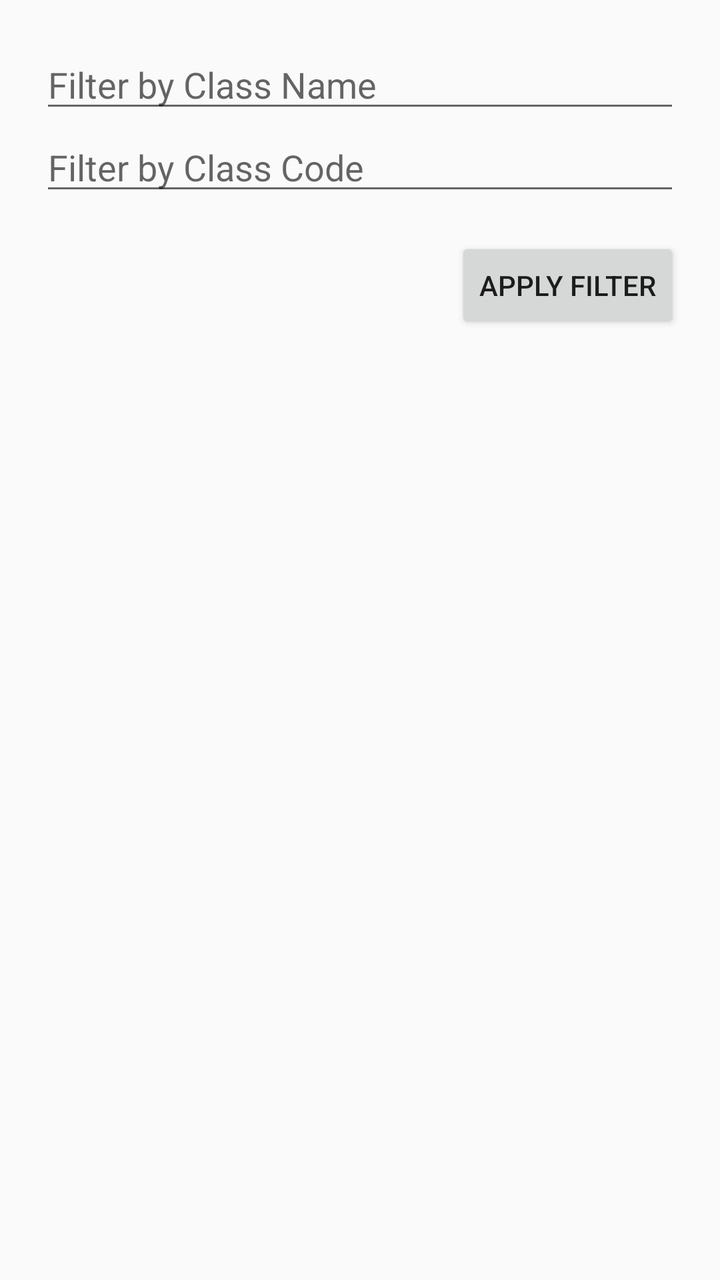
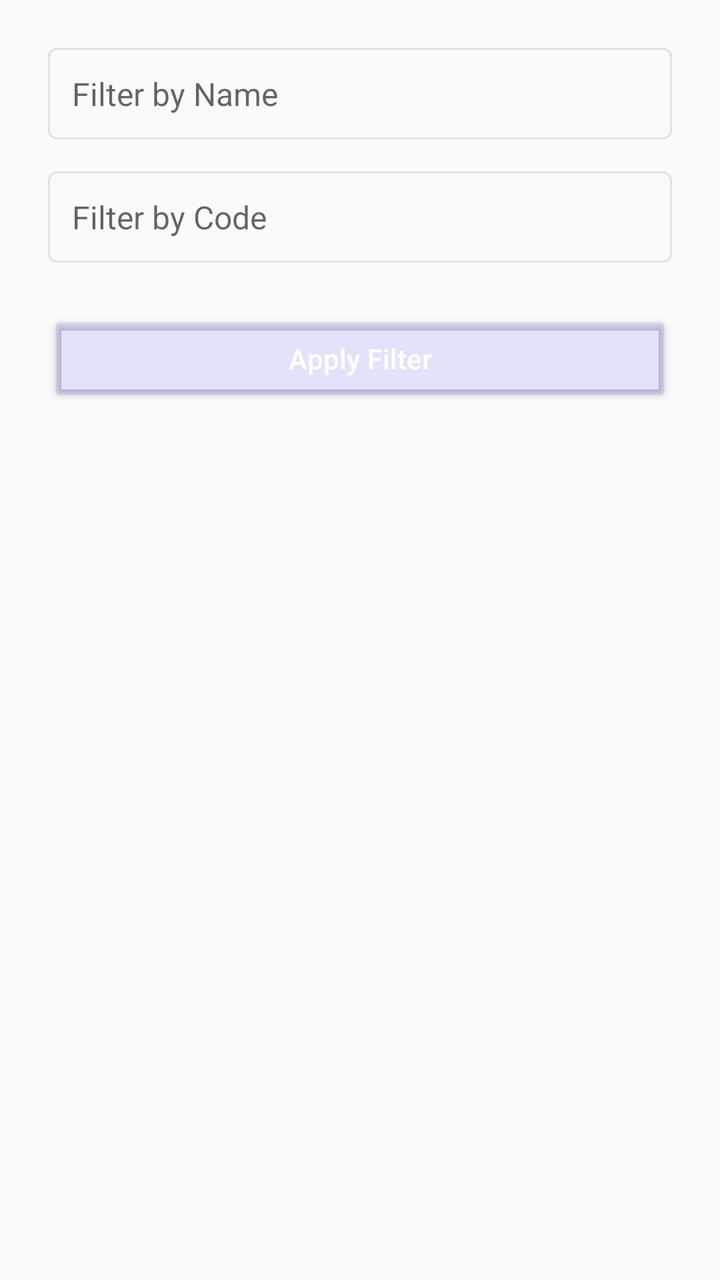

An Android layout rendered at two revisions. The XML below is the earlier revision; the diff shows what the commit changed to produce the second picture.
<!-- AndroidManifest.xml: application theme Theme.AppCompat.Light.DarkActionBar -->
<!-- res/layout/dialog_filter_class.xml -->
<?xml version="1.0" encoding="utf-8"?>
<LinearLayout xmlns:android="http://schemas.android.com/apk/res/android"
    android:orientation="vertical"
    android:padding="20dp"
    android:layout_width="match_parent"
    android:layout_height="wrap_content">

    <EditText
        android:id="@+id/editFilterName"
        android:hint="Filter by Class Name"
        android:layout_width="match_parent"
        android:layout_height="wrap_content"
        android:inputType="text" />

    <EditText
        android:id="@+id/editFilterCode"
        android:hint="Filter by Class Code"
        android:layout_width="match_parent"
        android:layout_height="wrap_content"
        android:inputType="text" />

    <Button
        android:id="@+id/btnApplyFilter"
        android:text="Apply Filter"
        android:layout_width="wrap_content"
        android:layout_height="wrap_content"
        android:layout_gravity="end"
        android:layout_marginTop="16dp" />
</LinearLayout>
<!-- resources referenced by this layout -->
<resources>

</resources>

<!-- the commit's change to res/layout/dialog_filter_class.xml (unified diff, before → after) -->
@@ -1,29 +1,38 @@
 <?xml version="1.0" encoding="utf-8"?>
 <LinearLayout xmlns:android="http://schemas.android.com/apk/res/android"
+    android:layout_width="match_parent"
+    android:layout_height="wrap_content"
     android:orientation="vertical"
-    android:padding="20dp"
-    android:layout_width="match_parent"
-    android:layout_height="wrap_content">
+    android:padding="24dp">
 
     <EditText
         android:id="@+id/editFilterName"
-        android:hint="Filter by Class Name"
         android:layout_width="match_parent"
         android:layout_height="wrap_content"
-        android:inputType="text" />
+        android:hint="Filter by Name"
+        android:inputType="text"
+        android:textSize="16sp"
+        android:padding="12dp"
+        android:background="@drawable/edittext_background"/>
 
     <EditText
         android:id="@+id/editFilterCode"
-        android:hint="Filter by Class Code"
         android:layout_width="match_parent"
         android:layout_height="wrap_content"
-        android:inputType="text" />
+        android:hint="Filter by Code"
+        android:inputType="text"
+        android:textSize="16sp"
+        android:padding="12dp"
+        android:layout_marginTop="16dp"
+        android:background="@drawable/edittext_background"/>
 
     <Button
         android:id="@+id/btnApplyFilter"
+        android:layout_width="match_parent"
+        android:layout_height="48dp"
         android:text="Apply Filter"
-        android:layout_width="wrap_content"
-        android:layout_height="wrap_content"
-        android:layout_gravity="end"
-        android:layout_marginTop="16dp" />
+        android:layout_marginTop="24dp"
+        android:backgroundTint="#1b1b1cff"
+        android:textColor="@android:color/white"
+        android:textAllCaps="false"/>
 </LinearLayout>
<!-- resource entries referenced after the edit -->
@@ -1,5 +1,12 @@
 <!-- resources referenced by this layout -->
 <resources>
-
+  <!-- drawable edittext_background (drawable) -->
+  <?xml version="1.0" encoding="utf-8"?>
+  <shape xmlns:android="http://schemas.android.com/apk/res/android">
+      <solid android:color="@android:color/transparent"/>
+      <corners android:radius="4dp"/>
+      <stroke android:width="1dp" android:color="#E0E0E0"/>
+      <padding android:left="8dp" android:top="8dp" android:right="8dp" android:bottom="8dp"/>
+  </shape>
 </resources>
 
